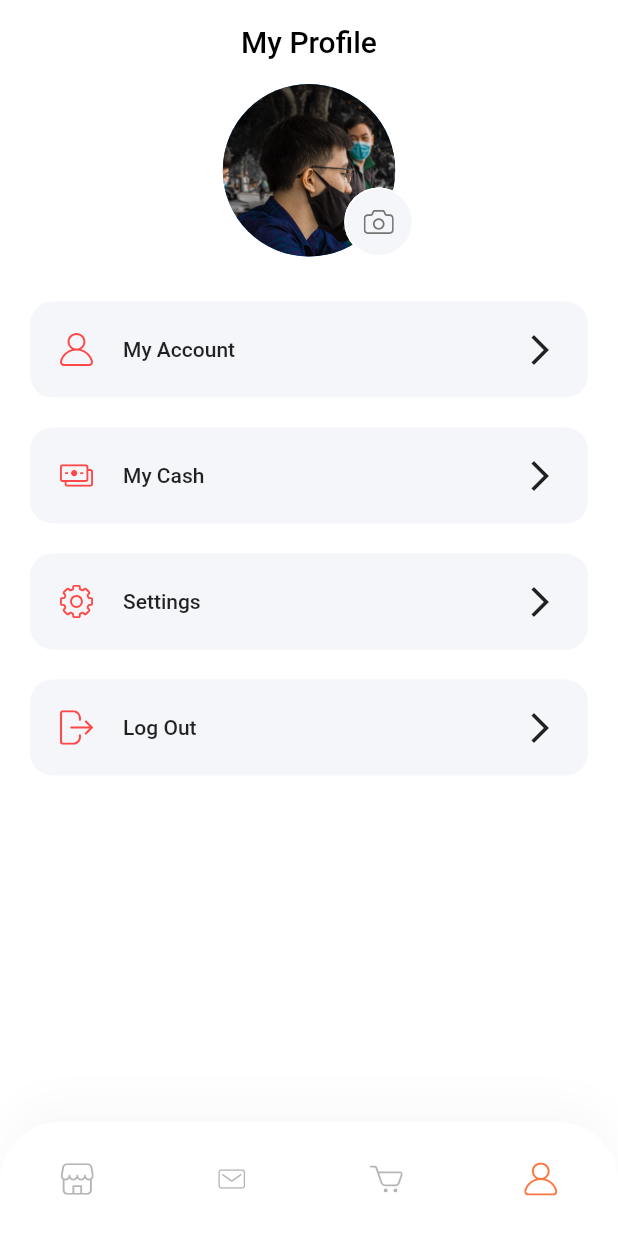
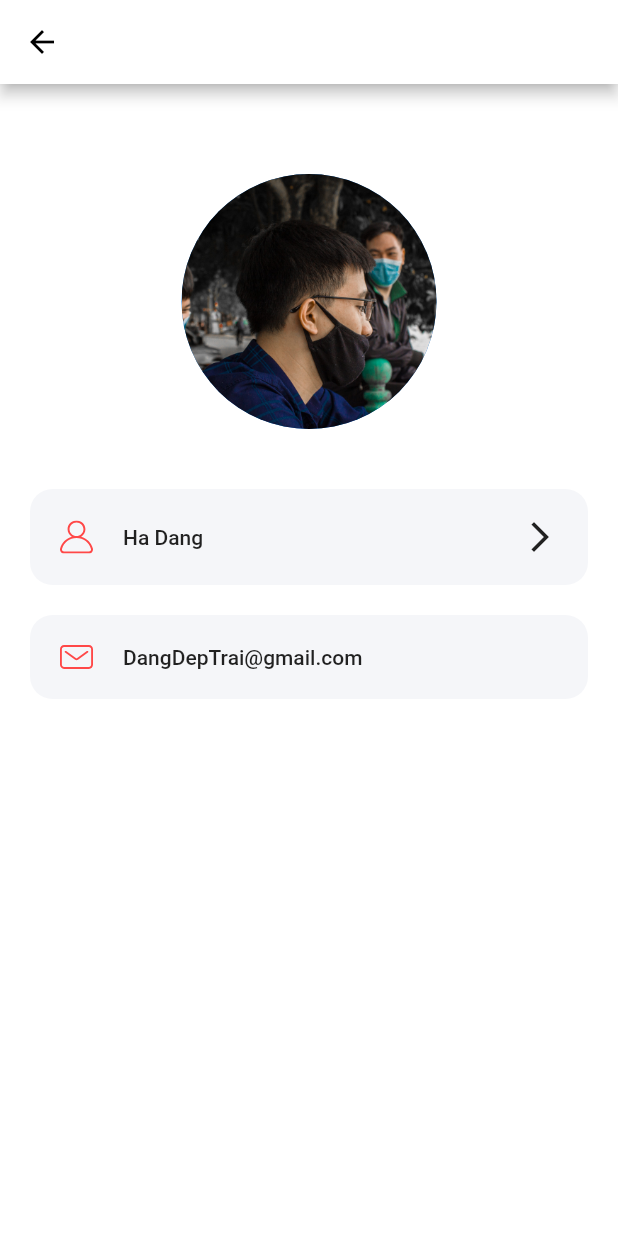
Before and after one commit to hepham/ecommerce, a Flutter app: the ProfileScreen screen opened by its route, item 4 of the bottom bar chosen, after a tap on "My Account", on a phone screen of 412 x 824 dp. Run offline on Flutter 3.47's test engine with Material 2 defaults, Android fonts, the phone set to English and light mode, and no system bars; our stand-ins replace flutter_svg.

Commit message:
User Info & Setting Screen Update

```diff
--- a/lib/screen/profile/component/body.dart
+++ b/lib/screen/profile/component/body.dart
@@ -1,5 +1,6 @@
+import 'package:commerce/screen/profile/tabs/myaccount.dart';
+import 'package:commerce/screen/profile/tabs/settings.dart';
 import 'package:flutter/material.dart';
-
 
 import 'profile_menu.dart';
 import 'profile_pic.dart';
@@ -11,11 +12,38 @@ class Body extends StatelessWidget {
       children: [
         ProfilePic(),
         SizedBox(height: 20),
-        ProfileMenu(icon: "assets/icons/User.svg",text: "My Account",press: (){},),
-        ProfileMenu(icon: "assets/icons/Cash.svg",text: "My Cash",press: (){},),
-        ProfileMenu(icon: "assets/icons/Settings.svg",text: "Settings",press: (){},),
-        ProfileMenu(icon: "assets/icons/Log out.svg",text: "Log Out",press: (){},),
-
+        ProfileMenu(
+          icon: "assets/icons/User.svg",
+          text: "My Account",
+          press: () {
+            Navigator.of(context).pushReplacement(
+              MaterialPageRoute(
+                builder: (ctx) => MyAccount(),
+              ),
+            );
+          },
+        ),
+        ProfileMenu(
+          icon: "assets/icons/Cash.svg",
+          text: "My Cash",
+          press: () {},
+        ),
+        ProfileMenu(
+          icon: "assets/icons/Settings.svg",
+          text: "Settings",
+          press: () {
+            Navigator.of(context).pushReplacement(
+              MaterialPageRoute(
+                builder: (ctx) => Settings(),
+              ),
+            );
+          },
+        ),
+        ProfileMenu(
+          icon: "assets/icons/Log out.svg",
+          text: "Log Out",
+          press: () {},
+        ),
       ],
     );
   }
--- /dev/null
+++ b/lib/screen/profile/tabs/myaccount.dart
@@ -0,0 +1,100 @@
+import 'package:commerce/screen/profile/component/profile_menu.dart';
+import 'package:commerce/screen/profile/component/profile_pic.dart';
+import 'package:commerce/screen/profile/profile_screen.dart';
+import 'package:commerce/screen/profile/tabs/changeusername.dart';
+import 'package:flutter/material.dart';
+import 'package:flutter_svg/flutter_svg.dart';
+
+String userName = "Ha Dang";
+
+class MyAccount extends StatelessWidget {
+  @override
+  Widget build(BuildContext context) {
+    return Scaffold(
+      appBar: AppBar(
+        backgroundColor: Colors.white,
+        leading: IconButton(
+          icon: Icon(
+            Icons.arrow_back,
+            color: Colors.black,
+          ),
+          onPressed: () {
+            Navigator.of(context).pushReplacement(
+              MaterialPageRoute(
+                builder: (ctx) => ProfileScreen(),
+              ),
+            );
+          },
+        ),
+      ),
+      body: Column(
+        children: [
+          Column(
+            children: <Widget>[
+              SizedBox(height: 60),
+              SizedBox(
+                height: 170,
+                width: 170,
+                child: Stack(
+                  fit: StackFit.expand,
+                  overflow: Overflow.visible,
+                  children: <Widget>[
+                    CircleAvatar(
+                      backgroundImage: AssetImage("assets/images/avatar.jpg"),
+                    ),
+                    Positioned(
+                      right: -12,
+                      bottom: 0,
+                      child: SizedBox(
+                        height: 46,
+                        width: 46,
+                      ),
+                    ),
+                  ],
+                ),
+              ),
+            ],
+          ),
+          SizedBox(height: 30),
+          ProfileMenu(
+            text: userName,
+            icon: "assets/icons/User.svg",
+            press: () {
+              Navigator.of(context).pushReplacement(
+                MaterialPageRoute(
+                  builder: (ctx) => ChangeUserName(),
+                ),
+              );
+            },
+          ),
+          Padding(
+            padding: const EdgeInsets.symmetric(horizontal: 20, vertical: 10),
+            child: FlatButton(
+              padding: EdgeInsets.all(20),
+              shape: RoundedRectangleBorder(
+                  borderRadius: BorderRadius.circular(15)),
+              color: Color(0xFFF5F6F9),
+              onPressed: () {},
+              child: Row(
+                children: [
+                  SvgPicture.asset(
+                    "assets/icons/Mail.svg",
+                    width: 22,
+                    color: Color(0xFFFF4848),
+                  ),
+                  SizedBox(width: 20),
+                  Expanded(
+                    child: Text(
+                      "DangDepTrai@gmail.com",
+                      style: Theme.of(context).textTheme.bodyText1,
+                    ),
+                  ),
+                ],
+              ),
+            ),
+          ),
+        ],
+      ),
+    );
+  }
+}
```
Also changed, not shown: lib/screen/profile/tabs/changepassword.dart (added, +178 -0 lines), lib/screen/profile/tabs/changeusername.dart (added, +83 -0 lines), lib/screen/profile/tabs/settings.dart (added, +53 -0 lines), assets/icons/Lock.svg (added).
